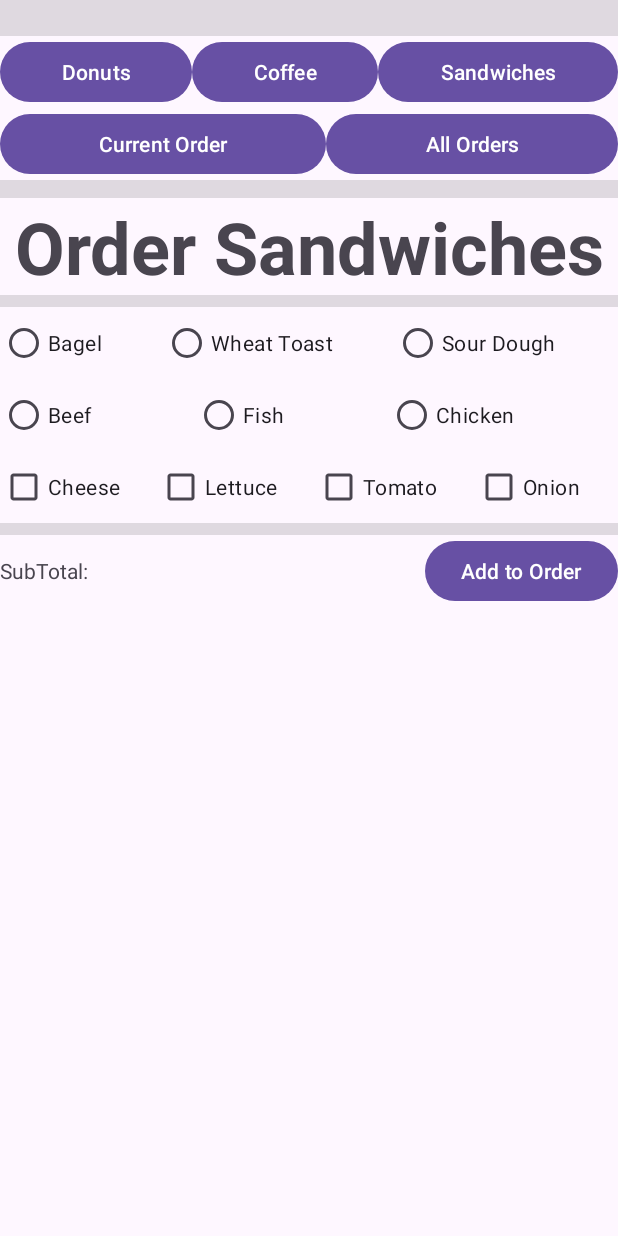
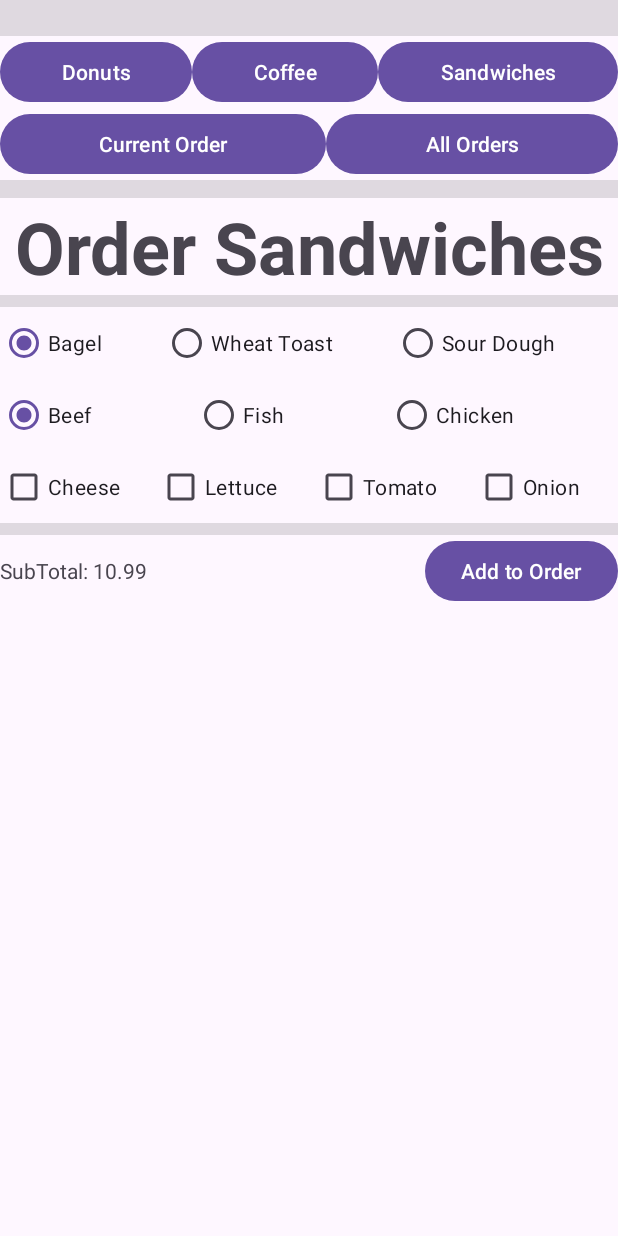
Before and after one commit to woogyeom/CS213-Project-5, an Android app: the screen it shows after launch (MainActivity), after a tap on "Sandwiches", on a phone screen of 412 x 824 dp. Run offline under Robolectric (Android 15) with nearby library versions, the phone set to English and light mode, and no system bars.

Commit message:
SandwichFragment.
Completely fixed the addin, addon bugs.

```diff
--- a/app/src/main/java/rucafe/ordermanager/CoffeeFragment.java
+++ b/app/src/main/java/rucafe/ordermanager/CoffeeFragment.java
@@ -20,6 +20,7 @@ import androidx.annotation.Nullable;
 import androidx.fragment.app.Fragment;
 
 import java.util.ArrayList;
+import java.util.Arrays;
 import java.util.List;
 import java.util.Objects;
 
@@ -154,7 +155,7 @@ public class CoffeeFragment extends Fragment {
     }
 
     private void addToOrder() {
-        Coffee coffee_to_add = new Coffee(coffee.getCoffeeSize(), coffee.getAdd_ins(), coffee.getQuantity());
+        Coffee coffee_to_add = new Coffee(coffee.getCoffeeSize(), Arrays.copyOf(coffee.getAdd_ins(), coffee.getAdd_ins().length), coffee.getQuantity());
         Order curOrder = orderList.getCurOrder();
         if (curOrder.find(coffee_to_add) == null) {
             curOrder.addItem(coffee_to_add);
@@ -162,7 +163,6 @@ public class CoffeeFragment extends Fragment {
             curOrder.find(coffee_to_add).setQuantity(curOrder.find(coffee_to_add).getQuantity() + coffee_to_add.getQuantity());
         }
         Toast.makeText(getContext(), "Added to Order", Toast.LENGTH_SHORT).show();
-        Toast.makeText(getContext(), curOrder.getItems().toString(), Toast.LENGTH_SHORT).show();
     }
 
     @SuppressLint("SetTextI18n")
--- a/app/src/main/java/rucafe/ordermanager/Sandwich.java
+++ b/app/src/main/java/rucafe/ordermanager/Sandwich.java
@@ -74,6 +74,10 @@ public class Sandwich extends MenuItem{
      */
     public boolean[] getAdd_ons() {
         return add_ons;
+    }
+
+    public void setAdd_ons(int id, boolean bool) {
+        add_ons[id] = bool;
     }
 
     /**
--- a/app/src/main/java/rucafe/ordermanager/SandwichFragment.java
+++ b/app/src/main/java/rucafe/ordermanager/SandwichFragment.java
@@ -1,64 +1,168 @@
 package rucafe.ordermanager;
 
+import android.annotation.SuppressLint;
+import android.app.AlertDialog;
+import android.content.DialogInterface;
 import android.os.Bundle;
-
-import androidx.fragment.app.Fragment;
-
 import android.view.LayoutInflater;
 import android.view.View;
 import android.view.ViewGroup;
+import android.widget.Button;
+import android.widget.CheckBox;
+import android.widget.CompoundButton;
+import android.widget.RadioButton;
+import android.widget.RadioGroup;
+import android.widget.TextView;
+import android.widget.Toast;
 
-/**
- * A simple {@link Fragment} subclass.
- * Use the {@link SandwichFragment#newInstance} factory method to
- * create an instance of this fragment.
- */
+import androidx.annotation.NonNull;
+import androidx.fragment.app.Fragment;
+
+import java.util.Arrays;
+
 public class SandwichFragment extends Fragment {
 
-    // TODO: Rename parameter arguments, choose names that match
-    // the fragment initialization parameters, e.g. ARG_ITEM_NUMBER
-    private static final String ARG_PARAM1 = "param1";
-    private static final String ARG_PARAM2 = "param2";
+    private RadioGroup breadRadioGroup;
+    private RadioGroup proteinRadioGroup;
+    private RadioButton bagelRadioButton;
+    private RadioButton wheatToastRadioButton;
+    private RadioButton sourDoughRadioButton;
+    private RadioButton beefRadioButton;
+    private RadioButton fishRadioButton;
+    private RadioButton chickenRadioButton;
+    private CheckBox cheeseCheckBox;
+    private CheckBox lettuceCheckBox;
+    private CheckBox tomatoCheckBox;
+    private CheckBox onionCheckBox;
+    private TextView sandwichSubtotalTextView;
+    private Button addToOrderButton;
 
-    // TODO: Rename and change types of parameters
-    private String mParam1;
-    private String mParam2;
+    private final OrderList orderList = OrderList.getInstance();
+    private Sandwich sandwich;
 
     public SandwichFragment() {
         // Required empty public constructor
     }
 
-    /**
-     * Use this factory method to create a new instance of
-     * this fragment using the provided parameters.
-     *
-     * @param param1 Parameter 1.
-     * @param param2 Parameter 2.
-     * @return A new instance of fragment SandwichFragment.
-     */
-    // TODO: Rename and change types and number of parameters
-    public static SandwichFragment newInstance(String param1, String param2) {
-        SandwichFragment fragment = new SandwichFragment();
-        Bundle args = new Bundle();
-        args.putString(ARG_PARAM1, param1);
-        args.putString(ARG_PARAM2, param2);
-        fragment.setArguments(args);
-        return fragment;
+    @SuppressLint("MissingInflatedId")
+    @Override
+    public View onCreateView(@NonNull LayoutInflater inflater, ViewGroup container,
+                             Bundle savedInstanceState) {
+        // Inflate the layout for this fragment
+        View view = inflater.inflate(R.layout.fragment_sandwich, container, false);
+
+        // Initialize views
+        breadRadioGroup = view.findViewById(R.id.breadRadioGroup);
+        proteinRadioGroup = view.findViewById(R.id.proteinRadioGroup);
+        bagelRadioButton = view.findViewById(R.id.bagel);
+        wheatToastRadioButton = view.findViewById(R.id.wheatToast);
+        sourDoughRadioButton = view.findViewById(R.id.sourDough);
+        beefRadioButton = view.findViewById(R.id.beef);
+        fishRadioButton = view.findViewById(R.id.fish);
+        chickenRadioButton = view.findViewById(R.id.chicken);
+        cheeseCheckBox = view.findViewById(R.id.cheese);
+        lettuceCheckBox = view.findViewById(R.id.lettuce);
+        tomatoCheckBox = view.findViewById(R.id.tomato);
+        onionCheckBox = view.findViewById(R.id.onion);
+        sandwichSubtotalTextView = view.findViewById(R.id.sandwich_subtotal);
+        addToOrderButton = view.findViewById(R.id.sandwich_add_to_order);
+
+        sandwich = new Sandwich("Bagel", SandwichProtein.BEEF, new boolean[]{false, false, false, false}, 1);
+        updateSubtotal();
+
+        breadRadioGroup.setOnCheckedChangeListener(new RadioGroup.OnCheckedChangeListener() {
+            @SuppressLint("NonConstantResourceId")
+            @Override
+            public void onCheckedChanged(RadioGroup group, int checkedId) {
+                String breadType = "Bagel";
+                if (checkedId == R.id.bagel) {
+                    breadType = "Bagel";
+                } else if (checkedId == R.id.wheatToast) {
+                    breadType = "Wheat Toast";
+                } else if (checkedId == R.id.sourDough) {
+                    breadType = "Sour Dough";
+                }
+                sandwich.setBread(breadType);
+                updateSubtotal();
+            }
+        });
+
+        proteinRadioGroup.setOnCheckedChangeListener(new RadioGroup.OnCheckedChangeListener() {
+            @SuppressLint("NonConstantResourceId")
+            @Override
+            public void onCheckedChanged(RadioGroup group, int checkedId) {
+                if (checkedId == R.id.beef) {
+                    sandwich.setProtein(SandwichProtein.BEEF);
+                } else if (checkedId == R.id.fish) {
+                    sandwich.setProtein(SandwichProtein.FISH);
+                } else if (checkedId == R.id.chicken) {
+                    sandwich.setProtein(SandwichProtein.CHICKEN);
+                }
+                updateSubtotal();
+            }
+        });
+
+        CompoundButton.OnCheckedChangeListener checkBoxListener = new CompoundButton.OnCheckedChangeListener() {
+            @Override
+            public void onCheckedChanged(CompoundButton buttonView, boolean isChecked) {
+                int checkBoxId = buttonView.getId();
+                if (checkBoxId == R.id.cheese) {
+                    sandwich.setAdd_ons(0, isChecked);
+                } else if (checkBoxId == R.id.lettuce) {
+                    sandwich.setAdd_ons(1, isChecked);
+                } else if (checkBoxId == R.id.tomato) {
+                    sandwich.setAdd_ons(2, isChecked);
+                } else if (checkBoxId == R.id.onion) {
+                    sandwich.setAdd_ons(3, isChecked);
+                }
+                updateSubtotal();
+            }
+        };
+
+        cheeseCheckBox.setOnCheckedChangeListener(checkBoxListener);
+        lettuceCheckBox.setOnCheckedChangeListener(checkBoxListener);
+        tomatoCheckBox.setOnCheckedChangeListener(checkBoxListener);
+        onionCheckBox.setOnCheckedChangeListener(checkBoxListener);
+
+        addToOrderButton.setOnClickListener(new View.OnClickListener() {
+            @Override
+            public void onClick(View v) {
+                AlertDialog.Builder builder = new AlertDialog.Builder(getContext());
+                builder.setMessage("Do you want to add to the current order?")
+                        .setPositiveButton("Yes", new DialogInterface.OnClickListener() {
+                            @Override
+                            public void onClick(DialogInterface dialog, int which) {
+                                addToOrder();
+                            }
+                        })
+                        .setNegativeButton("No", new DialogInterface.OnClickListener() {
+                            @Override
+                            public void onClick(DialogInterface dialog, int which) {
+
+                            }
+                        })
+                        .show();
+            }
+        });
+
+        return view;
     }
 
-    @Override
-    public void onCreate(Bundle savedInstanceState) {
-        super.onCreate(savedInstanceState);
-        if (getArguments() != null) {
-            mParam1 = getArguments().getString(ARG_PARAM1);
-            mParam2 = getArguments().getString(ARG_PARAM2);
+    private void addToOrder() {
+        Sandwich sandwich_to_add = new Sandwich(sandwich.getBread(), sandwich.getProtein(), Arrays.copyOf(sandwich.getAdd_ons(), sandwich.getAdd_ons().length), 1);
+        Order curOrder = orderList.getCurOrder();
+        if (curOrder.find(sandwich_to_add) == null) {
+            curOrder.addItem(sandwich_to_add);
+        } else {
+            curOrder.find(sandwich_to_add).setQuantity(curOrder.find(sandwich_to_add).getQuantity() + sandwich_to_add.getQuantity());
         }
+        Toast.makeText(getContext(), "Added to Order", Toast.LENGTH_SHORT).show();
     }
 
-    @Override
-    public View onCreateView(LayoutInflater inflater, ViewGroup container,
-                             Bundle savedInstanceState) {
-        // Inflate the layout for this fragment
-        return inflater.inflate(R.layout.fragment_sandwich, container, false);
+    @SuppressLint("SetTextI18n")
+    private void updateSubtotal() {
+        double subTotal = sandwich.price();
+        @SuppressLint("DefaultLocale") String formattedSubTotal = String.format("%.2f", subTotal);
+        sandwichSubtotalTextView.setText("SubTotal: " + formattedSubTotal);
     }
 }
--- a/app/src/main/res/layout/fragment_sandwich.xml
+++ b/app/src/main/res/layout/fragment_sandwich.xml
@@ -13,7 +13,7 @@
         <TextView
             android:layout_width="match_parent"
             android:layout_height="wrap_content"
-            android:text="Order Sandwiches"
+            android:text="@string/order_sandwiches"
             android:textAlignment="center"
             android:textSize="48sp"
             android:textStyle="bold" />
@@ -30,8 +30,10 @@
             android:orientation="horizontal">
 
             <RadioGroup
+                android:id="@+id/breadRadioGroup"
                 android:layout_width="match_parent"
                 android:layout_height="match_parent"
+                android:checkedButton="@id/bagel"
                 android:orientation="horizontal">
 
                 <RadioButton
@@ -39,21 +41,21 @@
                     android:layout_width="wrap_content"
                     android:layout_height="wrap_content"
                     android:layout_weight="1"
-                    android:text="Bagel" />
+                    android:text="@string/bagel" />
 
                 <RadioButton
                     android:id="@+id/wheatToast"
                     android:layout_width="wrap_content"
                     android:layout_height="wrap_content"
                     android:layout_weight="1"
-                    android:text="Wheat Toast" />
+                    android:text="@string/wheat_toast" />
 
                 <RadioButton
                     android:id="@+id/sourDough"
                     android:layout_width="wrap_content"
                     android:layout_height="wrap_content"
                     android:layout_weight="1"
-                    android:text="Sour Dough" />
+                    android:text="@string/sour_dough" />
             </RadioGroup>
 
         </LinearLayout>
@@ -64,8 +66,10 @@
             android:orientation="horizontal">
 
             <RadioGroup
+                android:id="@+id/proteinRadioGroup"
                 android:layout_width="match_parent"
                 android:layout_height="match_parent"
+                android:checkedButton="@id/beef"
                 android:orientation="horizontal">
 
                 <RadioButton
@@ -73,21 +77,21 @@
                     android:layout_width="wrap_content"
                     android:layout_height="wrap_content"
                     android:layout_weight="1"
-                    android:text="Beef" />
+                    android:text="@string/beef" />
 
                 <RadioButton
                     android:id="@+id/fish"
                     android:layout_width="wrap_content"
                     android:layout_height="wrap_content"
                     android:layout_weight="1"
-                    android:text="Fish" />
+                    android:text="@string/fish" />
 
                 <RadioButton
                     android:id="@+id/chicken"
                     android:layout_width="wrap_content"
                     android:layout_height="wrap_content"
                     android:layout_weight="1"
-                    android:text="Chicken" />
+                    android:text="@string/chicken" />
             </RadioGroup>
         </LinearLayout>
 
@@ -101,28 +105,28 @@
                 android:layout_width="wrap_content"
                 android:layout_height="wrap_content"
                 android:layout_weight="1"
-                android:text="Cheese" />
+                android:text="@string/cheese" />
 
             <CheckBox
                 android:id="@+id/lettuce"
                 android:layout_width="wrap_content"
                 android:layout_height="wrap_content"
                 android:layout_weight="1"
-                android:text="Lettuce" />
+                android:text="@string/lettuce" />
 
             <CheckBox
                 android:id="@+id/tomato"
                 android:layout_width="wrap_content"
                 android:layout_height="wrap_content"
                 android:layout_weight="1"
-                android:text="Tomato" />
+                android:text="@string/tomato" />
 
             <CheckBox
                 android:id="@+id/onion"
                 android:layout_width="wrap_content"
                 android:layout_height="wrap_content"
                 android:layout_weight="1"
-                android:text="Onion" />
+                android:text="@string/onion" />
         </LinearLayout>
 
         <View
@@ -138,7 +142,7 @@
 
             <TextView
                 android:id="@+id/sandwich_subtotal"
-                android:layout_width="wrap_content"
+                android:layout_width="0dp"
                 android:layout_height="wrap_content"
                 android:layout_weight="5"
                 android:text="@string/subtotal" />
--- a/app/src/main/res/values/strings.xml
+++ b/app/src/main/res/values/strings.xml
@@ -16,4 +16,15 @@
     <string name="mocha">Mocha</string>
     <string name="sweet_cream">Sweet Cream</string>
     <string name="order_coffee">Order Coffee</string>
+    <string name="order_sandwiches">Order Sandwiches</string>
+    <string name="bagel">Bagel</string>
+    <string name="wheat_toast">Wheat Toast</string>
+    <string name="sour_dough">Sour Dough</string>
+    <string name="beef">Beef</string>
+    <string name="fish">Fish</string>
+    <string name="chicken">Chicken</string>
+    <string name="cheese">Cheese</string>
+    <string name="lettuce">Lettuce</string>
+    <string name="tomato">Tomato</string>
+    <string name="onion">Onion</string>
 </resources>
```
